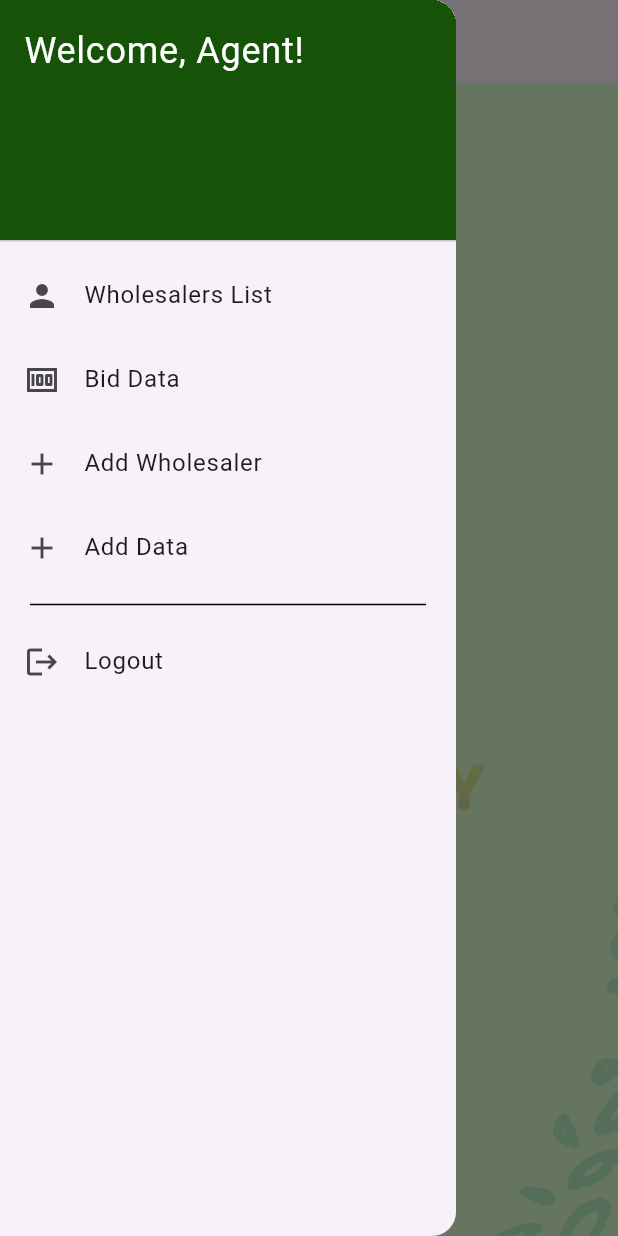
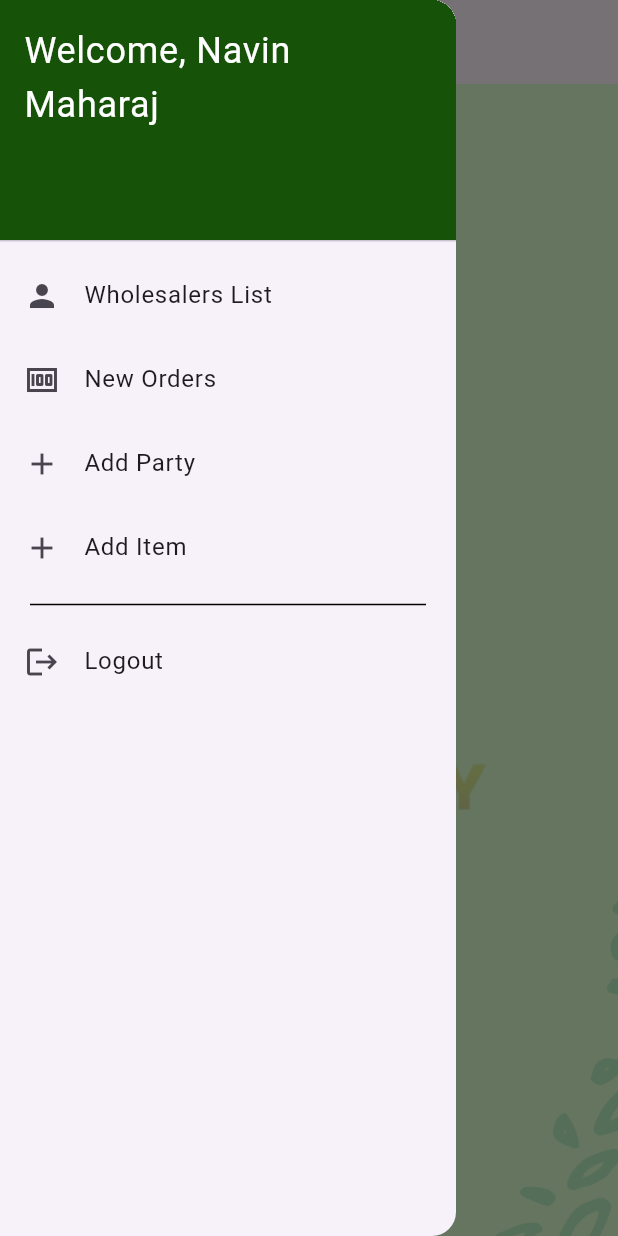
Before and after one commit to priyank227/Tradeasy, a Flutter app: the AgentHomePage screen opened directly, with the side drawer open, on a phone screen of 412 x 824 dp. Run offline on Flutter 3.47's test engine with Material 3 defaults, Android fonts, the phone set to English and light mode, and no system bars; our stand-ins replace cloud_firestore, email_validator, firebase_core, shared_preferences; accounts and stored records are empty.

Commit message:
new update according to client

```diff
--- a/lib/home_page.dart
+++ b/lib/home_page.dart
@@ -77,7 +77,7 @@ void _clearPreferencesAndNavigateToLogin() async {
                 color: Color.fromARGB(255, 22, 82, 8),
               ),
               child: Text(
-                'Welcome, Agent!',
+                'Welcome, Navin Maharaj',
                 style: TextStyle(
                   color: Colors.white,
                   fontSize: 24,
@@ -96,7 +96,7 @@ void _clearPreferencesAndNavigateToLogin() async {
             ),
             ListTile(
               leading: Icon(Icons.money),
-              title: Text('Bid Data'),
+              title: Text('New Orders'),
               onTap: () {
                 setState(() {
                   _selectedIndex = 3;
@@ -106,7 +106,7 @@ void _clearPreferencesAndNavigateToLogin() async {
             ),
             ListTile(
               leading: Icon(Icons.add),
-              title: Text('Add Wholesaler'),
+              title: Text('Add Party'),
               onTap: () {
                 setState(() {
                   _selectedIndex = 1;
@@ -116,7 +116,7 @@ void _clearPreferencesAndNavigateToLogin() async {
             ),
             ListTile(
               leading: Icon(Icons.add),
-              title: Text('Add Data'),
+              title: Text('Add Item'),
               onTap: () {
                 setState(() {
                   _selectedIndex = 2;
--- a/lib/login_page.dart
+++ b/lib/login_page.dart
@@ -84,7 +84,7 @@ class _LoginPageState extends State<LoginPage>
               controller: _tabController,
               indicatorColor: Color.fromARGB(255, 22, 82, 8),
               tabs: [
-                Tab(text: 'Agent'),
+                Tab(text: 'Navin Maharaj'),
                 Tab(text: 'Wholesaler'),
               ],
             ),
@@ -172,8 +172,8 @@ class _LoginPageState extends State<LoginPage>
               if (_agentFormKey.currentState!.validate()) {
                 final email = _agentEmailController.text.trim();
                 final password = _agentPasswordController.text.trim();
-                if (email == 'priyankviradiya227@gmail.com' &&
-                    password == 'Pri@2004') {
+                if (email == 'pavanjnd@gmail.com' &&
+                    password == '@#1982@1') {
                   SharedPreferences prefs =
                       await SharedPreferences.getInstance();
                   prefs.setBool('agentLoggedIn', true);
--- a/lib/wholesaler_home.dart
+++ b/lib/wholesaler_home.dart
@@ -102,7 +102,7 @@ class _WholesalerHomePageState extends State<WholesalerHomePage> {
               ),
             ),
             ListTile(
-              title: Text('Data'),
+              title: Text('Item List'),
               onTap: () {
                 setState(() {
                   _currentPage = "Data";
@@ -111,7 +111,7 @@ class _WholesalerHomePageState extends State<WholesalerHomePage> {
               },
             ),
             ListTile(
-              title: Text('Interested Data'),
+              title: Text('Confirm Order'),
               onTap: () {
                 setState(() {
                   _currentPage = 'Interested Data';
```
Also changed, not shown: Assets/01.jpg (added).
